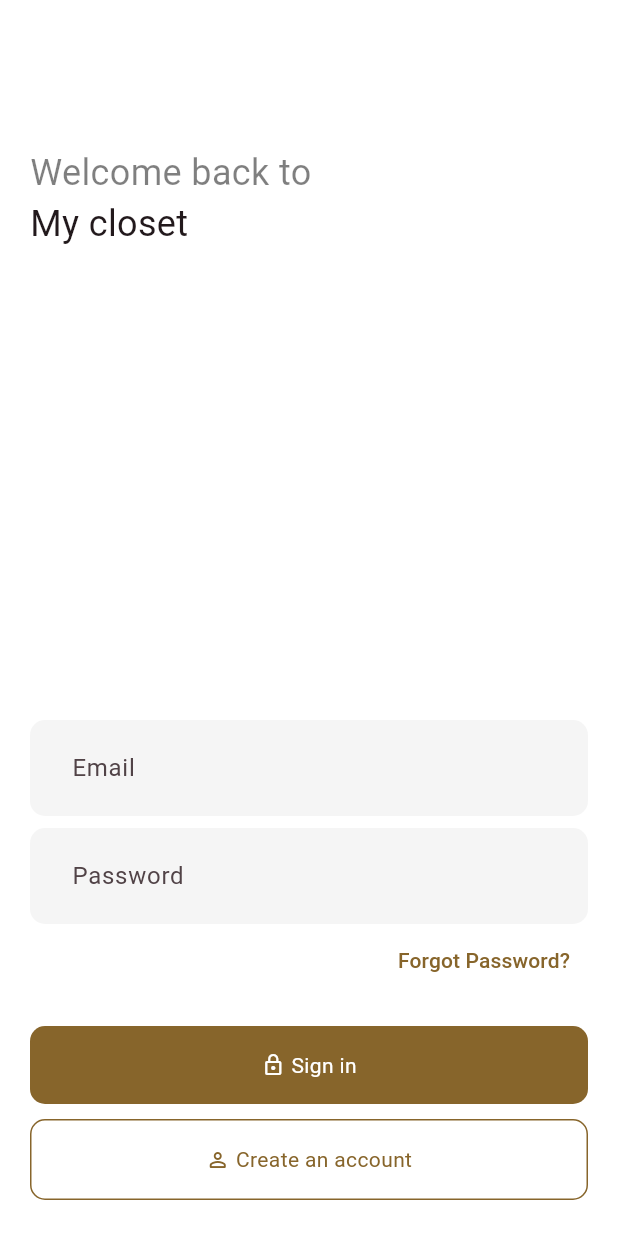
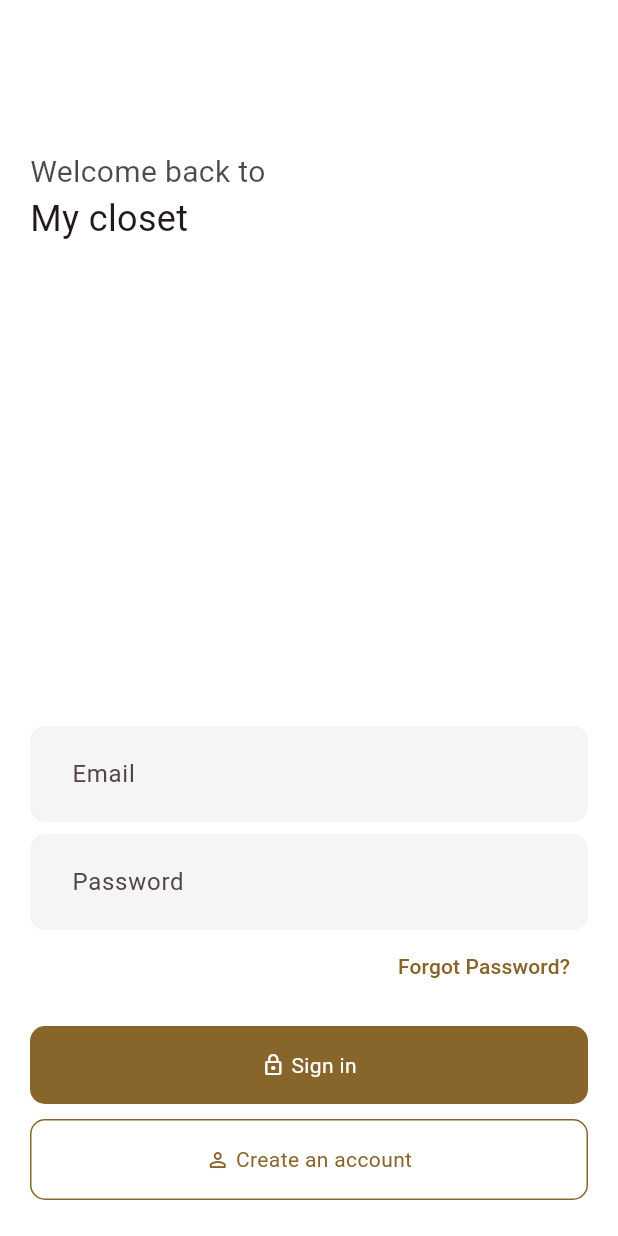
Before and after one commit to VaibhavKukreti-Kathud/closet_app, a Flutter app: the screen it shows after launch, on a phone screen of 412 x 824 dp. Run offline on Flutter 3.47's test engine with Material 3 defaults, Android fonts, the phone set to English and light mode, and no system bars; drawn by our look-alikes of zoom_tap_animation; our stand-ins replace email_validator, iconsax.

Commit message:
Update sign-in and sign-up screens

```diff
--- a/lib/ui/screens/authentication/sign_in/sign_in_screen.dart
+++ b/lib/ui/screens/authentication/sign_in/sign_in_screen.dart
@@ -30,7 +30,9 @@ class _SignInScreenState extends State<SignInScreen> {
               Text(
                 'Welcome back to',
                 style: TextStyle(
-                    fontSize: 24, color: Colors.black.withOpacity(0.5)),
+                  fontSize: 20,
+                  color: Colors.black.withOpacity(0.7),
+                ),
               ),
               Text(
                 'My closet',
@@ -97,7 +99,7 @@ class _SignInScreenState extends State<SignInScreen> {
                         child: Text('Forgot Password?'),
                       ),
                     ),
-                    SizedBox(height: 20.0),
+                    SizedBox(height: 16),
                     ZoomTapAnimation(
                       child: Container(
                         padding: EdgeInsets.symmetric(vertical: 16),
```
Also changed, not shown: lib/ui/screens/authentication/sign_up/sign_up.dart (+15 -7 lines).
